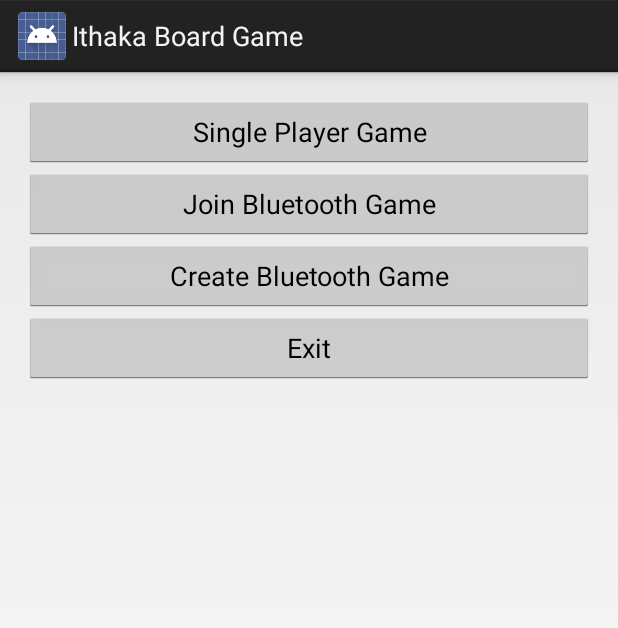
After one commit to VelbazhdSoftwareLLC/IthakaBoardGame, an Android app: the MenuActivity screen opened directly, with no data from a screen before it, on a phone screen of 412 x 824 dp. The commit adds this screen. Shown: the top 628 px of the screen. Run offline under Robolectric (Android 15) with nearby library versions, the phone set to English and light mode, and no system bars.

Commit message:
Some part of the server side was implemented.

```diff
--- /dev/null
+++ b/IthakaBoardGame/src/main/java/eu/veldsoft/ithaka/board/game/MenuActivity.java
@@ -0,0 +1,104 @@
+package eu.veldsoft.ithaka.board.game;
+
+import android.app.Activity;
+import android.bluetooth.BluetoothAdapter;
+import android.bluetooth.BluetoothServerSocket;
+import android.bluetooth.BluetoothSocket;
+import android.content.Intent;
+import android.os.Bundle;
+import android.view.View;
+import android.widget.Button;
+import android.widget.Toast;
+
+import java.io.BufferedReader;
+import java.io.BufferedWriter;
+import java.io.IOException;
+import java.io.InputStreamReader;
+import java.io.OutputStreamWriter;
+import java.io.PrintWriter;
+import java.util.UUID;
+
+/**
+ * Lobby menu screen.
+ *
+ * @author Todor Balabanov
+ */
+public class MenuActivity extends Activity {
+
+	/**
+	 * {@inheritDoc}
+	 */
+	@Override
+	protected void onCreate(Bundle savedInstanceState) {
+		super.onCreate(savedInstanceState);
+		setContentView(R.layout.activity_menu);
+
+		((Button) findViewById(R.id.single_game)).setOnClickListener(
+			new View.OnClickListener() {
+			  @Override
+			  public void onClick(View view) {
+				  startActivity(new Intent(MenuActivity.this, GameActivity.class));
+			  }
+			}
+		);
+
+		((Button) findViewById(R.id.create_game)).setOnClickListener(
+			new View.OnClickListener() {
+			  @Override
+			  public void onClick(View view) {
+				  //TODO https://github.com/JimSeker/bluetooth/tree/master/blueToothDemo/app/src/main/java/edu/cs4730/btDemo
+			  }
+			}
+		);
+
+		((Button) findViewById(R.id.create_game)).setOnClickListener(
+			new View.OnClickListener() {
+			  @Override
+			  public void onClick(View view) {
+				  final BluetoothAdapter adapter = BluetoothAdapter.getDefaultAdapter();
+				  if (adapter == null) {
+					  Toast.makeText(MenuActivity.this, R.string.bluetooth_is_not_available, Toast.LENGTH_SHORT).show();
+					  return;
+				  }
+
+				  new Thread(new Runnable() {
+					  @Override
+					  public void run() {
+						  BluetoothSocket socket = null;
+						  try {
+							  BluetoothServerSocket server = adapter.listenUsingRfcommWithServiceRecord(Util.BLUETOOTH_NAME, Util.BLUETOOTH_UUID);
+							  socket = server.accept();
+							  BufferedReader in = new BufferedReader(new InputStreamReader(socket.getInputStream()));
+							  PrintWriter out = new PrintWriter(new BufferedWriter(new OutputStreamWriter(socket.getOutputStream())), true);
+
+							  boolean done = false;
+							  while (done = false) {
+								  //TODO Do the real communication.
+								  Thread.sleep(100);
+							  }
+
+							  out.close();
+							  in.close();
+							  socket.close();
+							  server.close();
+						  } catch (IOException e) {
+							  Toast.makeText(MenuActivity.this, R.string.bluetooth_is_not_available, Toast.LENGTH_SHORT).show();
+						  } catch (InterruptedException e) {
+							  Toast.makeText(MenuActivity.this, R.string.bluetooth_is_not_available, Toast.LENGTH_SHORT).show();
+						  }
+					  }
+				  }).start();
+			  }
+			}
+		);
+
+		((Button) findViewById(R.id.exit_game)).setOnClickListener(
+			new View.OnClickListener() {
+			  @Override
+			  public void onClick(View view) {
+				  MenuActivity.this.finish();
+			  }
+			}
+		);
+	}
+}
--- /dev/null
+++ b/IthakaBoardGame/src/main/res/layout/activity_menu.xml
@@ -0,0 +1,36 @@
+<?xml version="1.0" encoding="utf-8"?>
+<LinearLayout xmlns:android="http://schemas.android.com/apk/res/android"
+    xmlns:tools="http://schemas.android.com/tools"
+    android:layout_width="match_parent"
+    android:layout_height="match_parent"
+    android:paddingBottom="@dimen/activity_vertical_margin"
+    android:paddingLeft="@dimen/activity_horizontal_margin"
+    android:paddingRight="@dimen/activity_horizontal_margin"
+    android:paddingTop="@dimen/activity_vertical_margin"
+    tools:context="eu.veldsoft.ithaka.board.game.MenuActivity"
+    android:orientation="vertical">
+
+    <Button
+        android:layout_width="match_parent"
+        android:layout_height="wrap_content"
+        android:text="@string/single_player_game_label"
+        android:id="@+id/single_game" />
+
+    <Button
+        android:layout_width="match_parent"
+        android:layout_height="wrap_content"
+        android:text="@string/join_bluetooth_gaem_label"
+        android:id="@+id/join_game" />
+
+    <Button
+        android:layout_width="match_parent"
+        android:layout_height="wrap_content"
+        android:text="@string/create_bluetooth_gaem_label"
+        android:id="@+id/create_game" />
+
+    <Button
+        android:layout_width="match_parent"
+        android:layout_height="wrap_content"
+        android:text="@string/exit_game_label"
+        android:id="@+id/exit_game" />
+</LinearLayout>
--- /dev/null
+++ b/IthakaBoardGame/src/main/res/values-w820dp/dimens.xml
@@ -0,0 +1,6 @@
+<resources>
+    <!-- Example customization of dimensions originally defined in res/values/dimens.xml
+         (such as screen margins) for screens with more than 820dp of available width. This
+         would include 7" and 10" devices in landscape (~960dp and ~1280dp respectively). -->
+    <dimen name="activity_horizontal_margin">64dp</dimen>
+</resources>
--- /dev/null
+++ b/IthakaBoardGame/src/main/res/values/dimens.xml
@@ -0,0 +1,5 @@
+<resources>
+    <!-- Default screen margins, per the Android Design guidelines. -->
+    <dimen name="activity_horizontal_margin">16dp</dimen>
+    <dimen name="activity_vertical_margin">16dp</dimen>
+</resources>
--- a/IthakaBoardGame/src/main/res/values/strings.xml
+++ b/IthakaBoardGame/src/main/res/values/strings.xml
@@ -24,5 +24,10 @@ All of the pieces are shared by both players. Each player, in turn, moves one pi
 Win either by getting three pieces of one color in a row or by leaving your opponent with no available moves.
 \n\n
 The Ithaka Rules are available from the World of Abstract Games Web Site, and an Ithaka ZRF is also available for play with Zillions of Games.</string>
+    <string name="single_player_game_label">Single Player Game</string>
+    <string name="join_bluetooth_gaem_label">Join Bluetooth Game</string>
+    <string name="exit_game_label">Exit</string>
+    <string name="create_bluetooth_gaem_label">Create Bluetooth Game</string>
+    <string name="bluetooth_is_not_available">Bluetooth is not available!</string>
 
 </resources>
```
Also changed, not shown: IthakaBoardGame/src/main/AndroidManifest.xml (+14 -10 lines), IthakaBoardGame/src/main/java/eu/veldsoft/ithaka/board/game/Util.java (+11 -0 lines).
